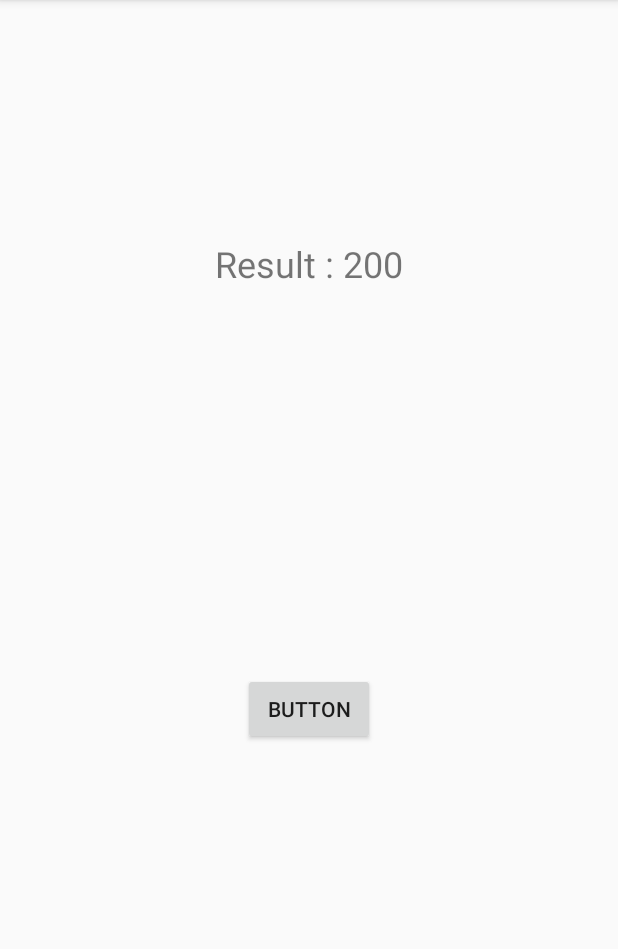
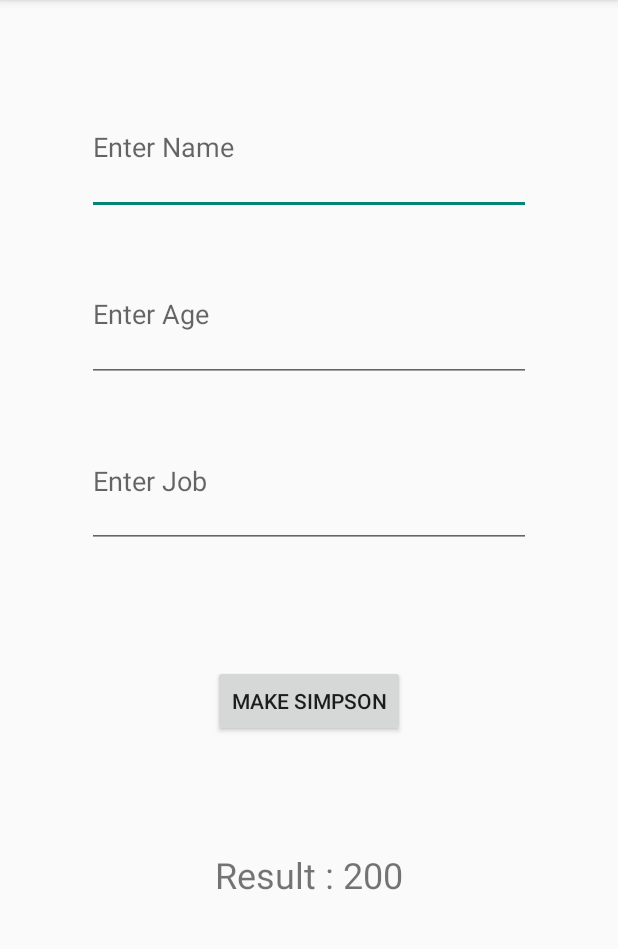
Before and after one commit to ismailmesut/AK002-KotlinClassesAndFunctions, an Android app: the screen it shows after launch (MainActivity), on a phone screen of 412 x 824 dp, the part 84-1033 px from its top. Run offline under Robolectric (Android 15) with nearby library versions, the phone set to English and light mode, and no system bars.

Commit message:
updated: simpson constructor

```diff
--- a/app/src/main/java/com/ismailmesutmujde/kotlinclassesandfunctions/MainActivity.kt
+++ b/app/src/main/java/com/ismailmesutmujde/kotlinclassesandfunctions/MainActivity.kt
@@ -3,20 +3,29 @@ package com.ismailmesutmujde.kotlinclassesandfunctions
 import android.os.Bundle
 import android.view.View
 import android.widget.Button
+import android.widget.EditText
 import android.widget.TextView
 import androidx.appcompat.app.AppCompatActivity
 
 
 class MainActivity : AppCompatActivity() {
 
-    private lateinit var myTextView: TextView
+    private lateinit var myTextView : TextView
     private lateinit var myButton : Button
+
+    private lateinit var nameText : EditText
+    private lateinit var ageText : EditText
+    private lateinit var jobText : EditText
 
     override fun onCreate(savedInstanceState: Bundle?) {
         super.onCreate(savedInstanceState)
         setContentView(R.layout.activity_main)
 
         myTextView = findViewById(R.id.textView)
+        myButton = findViewById(R.id.button)
+        nameText = findViewById(R.id.nameText)
+        ageText = findViewById(R.id.ageText)
+        jobText = findViewById(R.id.jobText)
 
         /*
         myButton.setOnClickListener {
--- a/app/src/main/res/layout/activity_main.xml
+++ b/app/src/main/res/layout/activity_main.xml
@@ -7,31 +7,78 @@
     android:layout_height="match_parent"
     tools:context=".MainActivity">
 
+    <EditText
+        android:id="@+id/nameText"
+        android:layout_width="0dp"
+        android:layout_height="0dp"
+        android:layout_marginStart="58dp"
+        android:layout_marginTop="53dp"
+        android:layout_marginEnd="58dp"
+        android:layout_marginBottom="21dp"
+        android:ems="10"
+        android:hint="Enter Name"
+        android:inputType="text"
+        app:layout_constraintBottom_toTopOf="@+id/ageText"
+        app:layout_constraintEnd_toEndOf="parent"
+        app:layout_constraintStart_toStartOf="parent"
+        app:layout_constraintTop_toTopOf="parent" />
+
+    <EditText
+        android:id="@+id/ageText"
+        android:layout_width="0dp"
+        android:layout_height="0dp"
+        android:layout_marginStart="58dp"
+        android:layout_marginEnd="58dp"
+        android:layout_marginBottom="21dp"
+        android:ems="10"
+        android:hint="Enter Age"
+        android:inputType="text"
+        app:layout_constraintBottom_toTopOf="@+id/jobText"
+        app:layout_constraintEnd_toEndOf="parent"
+        app:layout_constraintStart_toStartOf="parent"
+        app:layout_constraintTop_toBottomOf="@+id/nameText" />
+
+    <EditText
+        android:id="@+id/jobText"
+        android:layout_width="0dp"
+        android:layout_height="0dp"
+        android:layout_marginStart="58dp"
+        android:layout_marginEnd="58dp"
+        android:layout_marginBottom="78dp"
+        android:ems="10"
+        android:hint="Enter Job"
+        android:inputType="text"
+        app:layout_constraintBottom_toTopOf="@+id/button"
+        app:layout_constraintEnd_toEndOf="parent"
+        app:layout_constraintStart_toStartOf="parent"
+        app:layout_constraintTop_toBottomOf="@+id/ageText" />
+
     <TextView
         android:id="@+id/textView"
         android:layout_width="0dp"
         android:layout_height="0dp"
         android:layout_marginStart="40dp"
-        android:layout_marginTop="159dp"
         android:layout_marginEnd="40dp"
-        android:layout_marginBottom="77dp"
+        android:layout_marginBottom="111dp"
         android:text="Result : "
         android:textAlignment="center"
         android:textSize="24sp"
-        app:layout_constraintBottom_toTopOf="@+id/button"
+        app:layout_constraintBottom_toBottomOf="parent"
         app:layout_constraintEnd_toEndOf="parent"
         app:layout_constraintStart_toStartOf="parent"
-        app:layout_constraintTop_toTopOf="parent" />
+        app:layout_constraintTop_toBottomOf="@+id/button" />
 
     <Button
         android:id="@+id/button"
         android:layout_width="wrap_content"
         android:layout_height="wrap_content"
-        android:layout_marginBottom="271dp"
+        android:layout_marginBottom="75dp"
         android:onClick="buttonClicked"
-        android:text="Button"
-        app:layout_constraintBottom_toBottomOf="parent"
+        android:text="Make Simpson"
+        app:layout_constraintBottom_toTopOf="@+id/textView"
         app:layout_constraintEnd_toEndOf="parent"
         app:layout_constraintStart_toStartOf="parent"
-        app:layout_constraintTop_toBottomOf="@+id/textView" />
+        app:layout_constraintTop_toBottomOf="@+id/jobText" />
+
+
 </androidx.constraintlayout.widget.ConstraintLayout>
```
